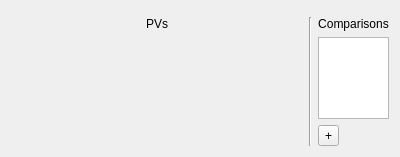
Qt form atef/ui/pv_configuration_page.ui (pcdshub/atef) before a commit.
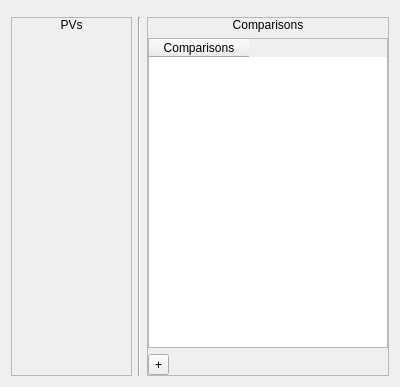
The same form after that commit.

Commit message: ENH: PV config page works with minor sizing issues

What changed in the file:
```diff
--- a/atef/ui/pv_configuration_page.ui
+++ b/atef/ui/pv_configuration_page.ui
@@ -7,7 +7,7 @@
     <x>0</x>
     <y>0</y>
     <width>400</width>
-    <height>157</height>
+    <height>387</height>
    </rect>
   </property>
   <property name="windowTitle">
@@ -23,10 +23,38 @@
       <number>0</number>
      </property>
      <item>
-      <layout class="QVBoxLayout" name="pvs_layout">
+      <widget class="QFrame" name="pvs_frame">
+       <property name="sizePolicy">
+        <sizepolicy hsizetype="Preferred" vsizetype="Preferred">
+         <horstretch>1</horstretch>
+         <verstretch>0</verstretch>
+        </sizepolicy>
+       </property>
+       <property name="minimumSize">
+        <size>
+         <width>50</width>
+         <height>0</height>
+        </size>
+       </property>
+       <property name="frameShape">
+        <enum>QFrame::StyledPanel</enum>
+       </property>
+       <property name="frameShadow">
+        <enum>QFrame::Raised</enum>
+       </property>
+       <layout class="QVBoxLayout" name="verticalLayout_2">
+        <property name="leftMargin">
+         <number>0</number>
+        </property>
        <property name="topMargin">
         <number>0</number>
        </property>
+        <property name="rightMargin">
+         <number>0</number>
+        </property>
+        <property name="bottomMargin">
+         <number>0</number>
+        </property>
        <item>
         <widget class="QLabel" name="label_4">
          <property name="sizePolicy">
@@ -44,22 +72,70 @@
         </widget>
        </item>
        <item>
-        <widget class="QWidget" name="pv_widget_placeholder" native="true"/>
-       </item>
-      </layout>
+         <widget class="QWidget" name="pv_widget_placeholder" native="true">
+          <property name="sizePolicy">
+           <sizepolicy hsizetype="Expanding" vsizetype="Expanding">
+            <horstretch>0</horstretch>
+            <verstretch>0</verstretch>
+           </sizepolicy>
+          </property>
+          <property name="minimumSize">
+           <size>
+            <width>0</width>
+            <height>0</height>
+           </size>
+          </property>
+         </widget>
+        </item>
+       </layout>
+      </widget>
      </item>
      <item>
       <widget class="Line" name="line_3">
+       <property name="sizePolicy">
+        <sizepolicy hsizetype="Fixed" vsizetype="Expanding">
+         <horstretch>0</horstretch>
+         <verstretch>0</verstretch>
+        </sizepolicy>
+       </property>
        <property name="orientation">
         <enum>Qt::Vertical</enum>
        </property>
       </widget>
      </item>
      <item>
-      <layout class="QVBoxLayout" name="outer_comparisons_layout">
+      <widget class="QFrame" name="comparison_frame">
+       <property name="sizePolicy">
+        <sizepolicy hsizetype="Preferred" vsizetype="Preferred">
+         <horstretch>2</horstretch>
+         <verstretch>0</verstretch>
+        </sizepolicy>
+       </property>
+       <property name="minimumSize">
+        <size>
+         <width>50</width>
+         <height>0</height>
+        </size>
+       </property>
+       <property name="frameShape">
+        <enum>QFrame::StyledPanel</enum>
+       </property>
+       <property name="frameShadow">
+        <enum>QFrame::Raised</enum>
+       </property>
+       <layout class="QVBoxLayout" name="verticalLayout_3">
+        <property name="leftMargin">
+         <number>0</number>
+        </property>
        <property name="topMargin">
         <number>0</number>
        </property>
+        <property name="rightMargin">
+         <number>0</number>
+        </property>
+        <property name="bottomMargin">
+         <number>0</number>
+        </property>
        <item>
         <widget class="QLabel" name="label_5">
          <property name="sizePolicy">
@@ -77,23 +153,32 @@
         </widget>
        </item>
        <item>
-        <widget class="QTableWidget" name="tableWidget">
+         <widget class="QTableWidget" name="comparisons_table">
          <property name="sizePolicy">
-          <sizepolicy hsizetype="Preferred" vsizetype="Expanding">
+           <sizepolicy hsizetype="Expanding" vsizetype="Expanding">
            <horstretch>0</horstretch>
            <verstretch>0</verstretch>
           </sizepolicy>
          </property>
+          <attribute name="verticalHeaderVisible">
+           <bool>false</bool>
+          </attribute>
+          <column>
+           <property name="text">
+            <string>Comparisons</string>
+           </property>
+          </column>
         </widget>
        </item>
        <item>
-        <widget class="QToolButton" name="add_comparisons_button">
+         <widget class="QToolButton" name="add_comparison_button">
          <property name="text">
           <string>+</string>
          </property>
         </widget>
        </item>
       </layout>
+      </widget>
      </item>
     </layout>
    </item>
```
Left out of the diff: 9 changed lines with no effect on the pictures. Lines whose indentation alone changed are shown as unchanged. The commit also changes 3 other files.
